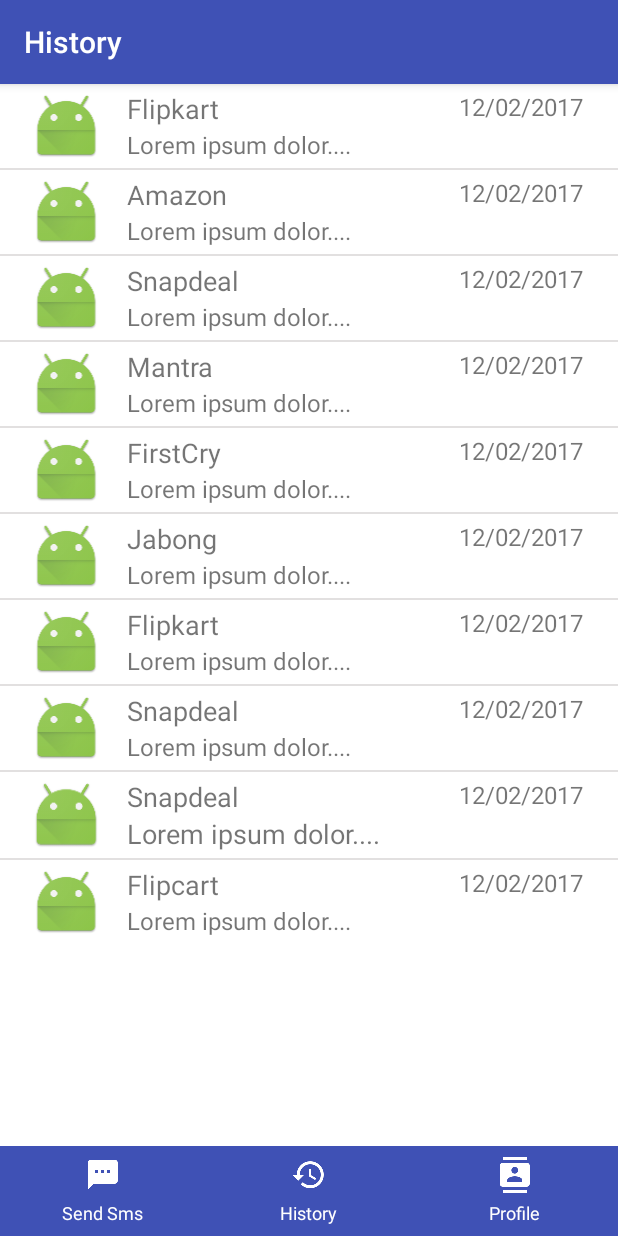
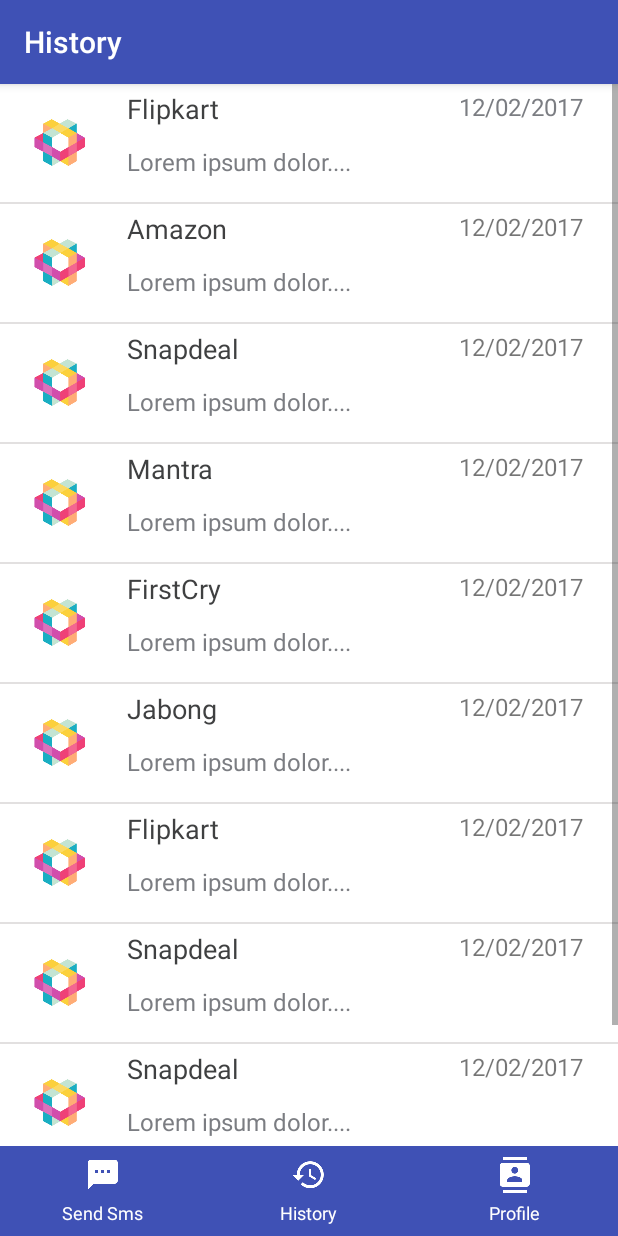
Before and after one commit to Vibeosys/brh-android, an Android app: the fragment HistoryDetailsFragment placed in its activity, on a phone screen of 412 x 824 dp. Run offline under Robolectric (Android 15) with nearby library versions, the phone set to English and light mode, and no system bars; our stand-ins replace CircleImageView.

Commit message:
UI changes for Histroy page
UI changes for Histroy page

```diff
--- a/BusinessReviewsHub/app/src/main/res/layout/fragment_history_details.xml
+++ b/BusinessReviewsHub/app/src/main/res/layout/fragment_history_details.xml
@@ -27,10 +27,11 @@
                     android:layout_weight="1"
                     android:orientation="vertical">
 
-                    <ImageView
-                        android:layout_width="match_parent"
-                        android:layout_height="match_parent"
-                        android:src="@mipmap/ic_launcher" />
+                    <de.hdodenhof.circleimageview.CircleImageView
+                        android:layout_width="60dp"
+                        android:layout_height="60dp"
+                        android:layout_margin="5dp"
+                        android:src="@drawable/sample_logo" />
 
                 </LinearLayout>
 
@@ -51,6 +52,7 @@
                             android:layout_width="wrap_content"
                             android:layout_height="wrap_content"
                             android:text="Flipkart"
+                            android:textColor="@color/primaryText"
                             android:textSize="18sp" />
                     </LinearLayout>
 
@@ -64,6 +66,7 @@
                             android:layout_width="wrap_content"
                             android:layout_height="match_parent"
                             android:text="Lorem ipsum dolor...."
+                            android:textColor="@color/secondaryText"
                             android:textSize="16sp" />
                     </LinearLayout>
                 </LinearLayout>
@@ -72,7 +75,85 @@
                     android:layout_width="0dp"
                     android:layout_height="match_parent"
                     android:layout_weight="1.5"
+                    android:orientation="vertical">
 
+                    <com.businessreviewshub.views.RobotoTextView
+                        android:layout_width="match_parent"
+                        android:layout_height="wrap_content"
+                        android:gravity="center"
+                        android:text="12/02/2017"
+                        android:textColor="@color/secondaryText"
+                        android:textSize="16sp" />
+
+                </LinearLayout>
+            </LinearLayout>
+
+            <View
+                android:layout_width="fill_parent"
+                android:layout_height="1dp"
+                android:background="#e2e0e0" />
+
+            <LinearLayout
+                android:layout_width="match_parent"
+                android:layout_height="wrap_content"
+                android:layout_margin="4dp"
+                android:orientation="horizontal"
+                android:weightSum="5">
+
+                <LinearLayout
+                    android:layout_width="0dp"
+                    android:layout_height="match_parent"
+                    android:layout_weight="1"
+                    android:orientation="vertical">
+
+                    <de.hdodenhof.circleimageview.CircleImageView
+                        android:layout_width="60dp"
+                        android:layout_height="60dp"
+                        android:layout_margin="5dp"
+                        android:src="@drawable/sample_logo" />
+
+                </LinearLayout>
+
+                <LinearLayout
+                    android:layout_width="0dp"
+                    android:layout_height="match_parent"
+                    android:layout_weight="2.5"
+                    android:orientation="vertical"
+                    android:weightSum="2">
+
+                    <LinearLayout
+                        android:layout_width="match_parent"
+                        android:layout_height="wrap_content"
+                        android:layout_weight="1"
+                        android:orientation="vertical">
+
+                        <com.businessreviewshub.views.RobotoTextView
+                            android:layout_width="wrap_content"
+                            android:layout_height="wrap_content"
+                            android:text="Amazon"
+                            android:textColor="@color/primaryText"
+                            android:textSize="18sp" />
+                    </LinearLayout>
+
+                    <LinearLayout
+                        android:layout_width="match_parent"
+                        android:layout_height="wrap_content"
+                        android:layout_weight="1"
+                        android:orientation="vertical">
+
+                        <com.businessreviewshub.views.RobotoTextView
+                            android:layout_width="wrap_content"
+                            android:layout_height="match_parent"
+                            android:text="Lorem ipsum dolor...."
+                            android:textColor="@color/secondaryText"
+                            android:textSize="16sp" />
+                    </LinearLayout>
+                </LinearLayout>
+
+                <LinearLayout
+                    android:layout_width="0dp"
+                    android:layout_height="match_parent"
+                    android:layout_weight="1.5"
                     android:orientation="vertical">
 
                     <com.businessreviewshub.views.RobotoTextView
@@ -103,10 +184,11 @@
                     android:layout_weight="1"
                     android:orientation="vertical">
 
-                    <ImageView
-                        android:layout_width="match_parent"
-                        android:layout_height="match_parent"
-                        android:src="@mipmap/ic_launcher" />
+                    <de.hdodenhof.circleimageview.CircleImageView
+                        android:layout_width="60dp"
+                        android:layout_height="60dp"
+                        android:layout_margin="5dp"
+                        android:src="@drawable/sample_logo" />
 
                 </LinearLayout>
 
@@ -126,7 +208,8 @@
                         <com.businessreviewshub.views.RobotoTextView
                             android:layout_width="wrap_content"
                             android:layout_height="wrap_content"
-                            android:text="Amazon"
+                            android:text="Snapdeal"
+                            android:textColor="@color/primaryText"
                             android:textSize="18sp" />
                     </LinearLayout>
 
@@ -140,6 +223,7 @@
                             android:layout_width="wrap_content"
                             android:layout_height="match_parent"
                             android:text="Lorem ipsum dolor...."
+                            android:textColor="@color/secondaryText"
                             android:textSize="16sp" />
                     </LinearLayout>
                 </LinearLayout>
@@ -148,7 +232,6 @@
                     android:layout_width="0dp"
                     android:layout_height="match_parent"
                     android:layout_weight="1.5"
-
                     android:orientation="vertical">
 
                     <com.businessreviewshub.views.RobotoTextView
@@ -179,10 +262,11 @@
                     android:layout_weight="1"
                     android:orientation="vertical">
 
-                    <ImageView
-                        android:layout_width="match_parent"
-                        android:layout_height="match_parent"
-                        android:src="@mipmap/ic_launcher" />
+                    <de.hdodenhof.circleimageview.CircleImageView
+                        android:layout_width="60dp"
+                        android:layout_height="60dp"
+                        android:layout_margin="5dp"
+                        android:src="@drawable/sample_logo" />
 
                 </LinearLayout>
 
@@ -202,7 +286,8 @@
                         <com.businessreviewshub.views.RobotoTextView
                             android:layout_width="wrap_content"
                             android:layout_height="wrap_content"
-                            android:text="Snapdeal"
+                            android:text="Mantra"
+                            android:textColor="@color/primaryText"
                             android:textSize="18sp" />
                     </LinearLayout>
 
@@ -216,6 +301,7 @@
                             android:layout_width="wrap_content"
                             android:layout_height="match_parent"
                             android:text="Lorem ipsum dolor...."
+                            android:textColor="@color/secondaryText"
                             android:textSize="16sp" />
                     </LinearLayout>
                 </LinearLayout>
@@ -224,7 +310,6 @@
                     android:layout_width="0dp"
                     android:layout_height="match_parent"
                     android:layout_weight="1.5"
-
                     android:orientation="vertical">
 
                     <com.businessreviewshub.views.RobotoTextView
@@ -255,10 +340,11 @@
                     android:layout_weight="1"
                     android:orientation="vertical">
 
-                    <ImageView
-                        android:layout_width="match_parent"
-                        android:layout_height="match_parent"
-                        android:src="@mipmap/ic_launcher" />
+                    <de.hdodenhof.circleimageview.CircleImageView
+                        android:layout_width="60dp"
+                        android:layout_height="60dp"
+                        android:layout_margin="5dp"
+                        android:src="@drawable/sample_logo" />
 
                 </LinearLayout>
 
@@ -278,7 +364,8 @@
                         <com.businessreviewshub.views.RobotoTextView
                             android:layout_width="wrap_content"
                             android:layout_height="wrap_content"
-                            android:text="Mantra"
+                            android:text="FirstCry"
+                            android:textColor="@color/primaryText"
                             android:textSize="18sp" />
                     </LinearLayout>
 
@@ -292,6 +379,7 @@
                             android:layout_width="wrap_content"
                             android:layout_height="match_parent"
                             android:text="Lorem ipsum dolor...."
+                            android:textColor="@color/secondaryText"
                             android:textSize="16sp" />
                     </LinearLayout>
                 </LinearLayout>
@@ -300,7 +388,6 @@
                     android:layout_width="0dp"
                     android:layout_height="match_parent"
                     android:layout_weight="1.5"
-
                     android:orientation="vertical">
 
                     <com.businessreviewshub.views.RobotoTextView
@@ -331,10 +418,11 @@
                     android:layout_weight="1"
                     android:orientation="vertical">
 
-                    <ImageView
-                        android:layout_width="match_parent"
-                        android:layout_height="match_parent"
-                        android:src="@mipmap/ic_launcher" />
+                    <de.hdodenhof.circleimageview.CircleImageView
+                        android:layout_width="60dp"
+                        android:layout_height="60dp"
+                        android:layout_margin="5dp"
+                        android:src="@drawable/sample_logo" />
 
                 </LinearLayout>
 
@@ -354,7 +442,8 @@
                         <com.businessreviewshub.views.RobotoTextView
                             android:layout_width="wrap_content"
                             android:layout_height="wrap_content"
-                            android:text="FirstCry"
+                            android:text="Jabong"
+                            android:textColor="@color/primaryText"
                             android:textSize="18sp" />
                     </LinearLayout>
 
@@ -368,6 +457,7 @@
                             android:layout_width="wrap_content"
                             android:layout_height="match_parent"
                             android:text="Lorem ipsum dolor...."
+                            android:textColor="@color/secondaryText"
                             android:textSize="16sp" />
                     </LinearLayout>
                 </LinearLayout>
@@ -376,7 +466,6 @@
                     android:layout_width="0dp"
                     android:layout_height="match_parent"
                     android:layout_weight="1.5"
-
                     android:orientation="vertical">
 
                     <com.businessreviewshub.views.RobotoTextView
@@ -407,10 +496,11 @@
                     android:layout_weight="1"
                     android:orientation="vertical">
 
-                    <ImageView
-                        android:layout_width="match_parent"
-                        android:layout_height="match_parent"
-                        android:src="@mipmap/ic_launcher" />
+                    <de.hdodenhof.circleimageview.CircleImageView
+                        android:layout_width="60dp"
+                        android:layout_height="60dp"
+                        android:layout_margin="5dp"
+                        android:src="@drawable/sample_logo" />
 
                 </LinearLayout>
 
@@ -430,7 +520,8 @@
                         <com.businessreviewshub.views.RobotoTextView
                             android:layout_width="wrap_content"
                             android:layout_height="wrap_content"
-                            android:text="Jabong"
+                            android:text="Flipkart"
+                            android:textColor="@color/primaryText"
                             android:textSize="18sp" />
                     </LinearLayout>
 
@@ -444,6 +535,7 @@
                             android:layout_width="wrap_content"
                             android:layout_height="match_parent"
                             android:text="Lorem ipsum dolor...."
+                            android:textColor="@color/secondaryText"
                             android:textSize="16sp" />
                     </LinearLayout>
                 </LinearLayout>
@@ -452,7 +544,6 @@
                     android:layout_width="0dp"
                     android:layout_height="match_parent"
                     android:layout_weight="1.5"
-
                     android:orientation="vertical">
 
                     <com.businessreviewshub.views.RobotoTextView
@@ -483,11 +574,11 @@
                     android:layout_weight="1"
                     android:orientation="vertical">
 
-                    <ImageView
-                        android:layout_width="match_parent"
-                        android:layout_height="match_parent"
-                        android:src="@mipmap/ic_launcher" />
-
+                    <de.hdodenhof.circleimageview.CircleImageView
+                        android:layout_width="60dp"
+                        android:layout_height="60dp"
+                        android:layout_margin="5dp"
+                        android:src="@drawable/sample_logo" />
                 </LinearLayout>
 
                 <LinearLayout
@@ -506,7 +597,8 @@
                         <com.businessreviewshub.views.RobotoTextView
                             android:layout_width="wrap_content"
                             android:layout_height="wrap_content"
-                            android:text="Flipkart"
+                            android:text="Snapdeal"
+                            android:textColor="@color/primaryText"
                             android:textSize="18sp" />
                     </LinearLayout>
 
@@ -520,6 +612,7 @@
                             android:layout_width="wrap_content"
                             android:layout_height="match_parent"
                             android:text="Lorem ipsum dolor...."
+                            android:textColor="@color/secondaryText"
                             android:textSize="16sp" />
                     </LinearLayout>
                 </LinearLayout>
@@ -528,7 +621,6 @@
                     android:layout_width="0dp"
                     android:layout_height="match_parent"
                     android:layout_weight="1.5"
-
                     android:orientation="vertical">
 
                     <com.businessreviewshub.views.RobotoTextView
@@ -559,10 +651,11 @@
                     android:layout_weight="1"
                     android:orientation="vertical">
 
-                    <ImageView
-                        android:layout_width="match_parent"
-                        android:layout_height="match_parent"
-                        android:src="@mipmap/ic_launcher" />
+                    <de.hdodenhof.circleimageview.CircleImageView
+                        android:layout_width="60dp"
+                        android:layout_height="60dp"
+                        android:layout_margin="5dp"
+                        android:src="@drawable/sample_logo" />
 
                 </LinearLayout>
 
@@ -583,6 +676,7 @@
                             android:layout_width="wrap_content"
                             android:layout_height="wrap_content"
                             android:text="Snapdeal"
+                            android:textColor="@color/primaryText"
                             android:textSize="18sp" />
                     </LinearLayout>
 
@@ -596,6 +690,7 @@
                             android:layout_width="wrap_content"
                             android:layout_height="match_parent"
                             android:text="Lorem ipsum dolor...."
+                            android:textColor="@color/secondaryText"
                             android:textSize="16sp" />
                     </LinearLayout>
                 </LinearLayout>
@@ -604,7 +699,6 @@
                     android:layout_width="0dp"
                     android:layout_height="match_parent"
                     android:layout_weight="1.5"
-
                     android:orientation="vertical">
 
                     <com.businessreviewshub.views.RobotoTextView
@@ -635,86 +729,11 @@
                     android:layout_weight="1"
                     android:orientation="vertical">
 
-                    <ImageView
-                        android:layout_width="match_parent"
-                        android:layout_height="match_parent"
-                        android:src="@mipmap/ic_launcher" />
-
-                </LinearLayout>
-
-                <LinearLayout
-                    android:layout_width="0dp"
-                    android:layout_height="match_parent"
-                    android:layout_weight="2.5"
-                    android:orientation="vertical"
-                    android:weightSum="2">
-
-                    <LinearLayout
-                        android:layout_width="match_parent"
-                        android:layout_height="wrap_content"
-                        android:layout_weight="1"
-                        android:orientation="vertical">
-
-                        <com.businessreviewshub.views.RobotoTextView
-                            android:layout_width="wrap_content"
-                            android:layout_height="wrap_content"
-                            android:text="Snapdeal"
-                            android:textSize="18sp" />
-                    </LinearLayout>
-
-                    <LinearLayout
-                        android:layout_width="match_parent"
-                        android:layout_height="wrap_content"
-                        android:layout_weight="1"
-                        android:orientation="vertical">
-
-                        <com.businessreviewshub.views.RobotoTextView
-                            android:layout_width="wrap_content"
-                            android:layout_height="match_parent"
-                            android:text="Lorem ipsum dolor...."
-                            android:textSize="18sp" />
-                    </LinearLayout>
-                </LinearLayout>
-
-                <LinearLayout
-                    android:layout_width="0dp"
-                    android:layout_height="match_parent"
-                    android:layout_weight="1.5"
-
-                    android:orientation="vertical">
-
-                    <com.businessreviewshub.views.RobotoTextView
-                        android:layout_width="match_parent"
-                        android:layout_height="wrap_content"
-                        android:gravity="center"
-                        android:text="12/02/2017"
-                        android:textSize="16sp" />
-
-                </LinearLayout>
-            </LinearLayout>
-
-            <View
-                android:layout_width="fill_parent"
-                android:layout_height="1dp"
-                android:background="#e2e0e0" />
-
-            <LinearLayout
-                android:layout_width="match_parent"
-                android:layout_height="wrap_content"
-                android:layout_margin="4dp"
-                android:orientation="horizontal"
-                android:weightSum="5">
-
-                <LinearLayout
-                    android:layout_width="0dp"
-                    android:layout_height="match_parent"
-                    android:layout_weight="1"
-                    android:orientation="vertical">
-
-                    <ImageView
-                        android:layout_width="match_parent"
-                        android:layout_height="match_parent"
-                        android:src="@mipmap/ic_launcher" />
+                    <de.hdodenhof.circleimageview.CircleImageView
+                        android:layout_width="60dp"
+                        android:layout_height="60dp"
+                        android:layout_margin="5dp"
+                        android:src="@drawable/sample_logo" />
 
                 </LinearLayout>
 
@@ -735,6 +754,7 @@
                             android:layout_width="wrap_content"
                             android:layout_height="wrap_content"
                             android:text="Flipcart"
+                            android:textColor="@color/primaryText"
                             android:textSize="18sp" />
                     </LinearLayout>
 
@@ -748,6 +768,7 @@
                             android:layout_width="wrap_content"
                             android:layout_height="match_parent"
                             android:text="Lorem ipsum dolor...."
+                            android:textColor="@color/secondaryText"
                             android:textSize="16sp" />
                     </LinearLayout>
                 </LinearLayout>
@@ -756,7 +777,6 @@
                     android:layout_width="0dp"
                     android:layout_height="match_parent"
                     android:layout_weight="1.5"
-
                     android:orientation="vertical">
 
                     <com.businessreviewshub.views.RobotoTextView
```
